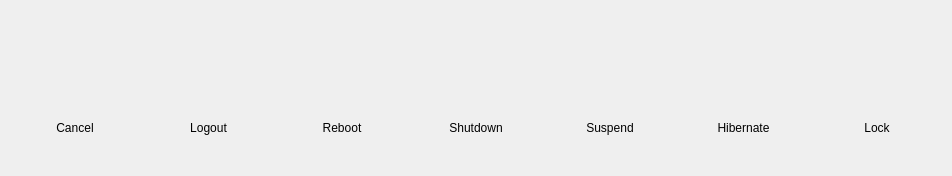
alkostuchkov/ByeBye, file byebye.ui: the form before one commit.
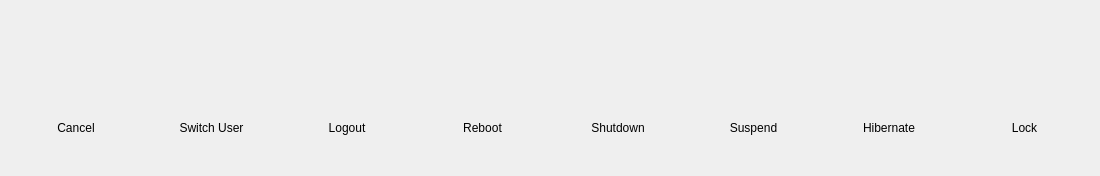
The form after the commit. Icons and pictures are not drawn.

Commit message: Added Switch User button.

```diff
--- a/byebye.ui
+++ b/byebye.ui
@@ -12,7 +12,7 @@
    <rect>
     <x>0</x>
     <y>0</y>
-    <width>952</width>
+    <width>1100</width>
     <height>176</height>
    </rect>
   </property>
@@ -24,13 +24,13 @@
   </property>
   <property name="minimumSize">
    <size>
-    <width>952</width>
+    <width>1100</width>
     <height>176</height>
    </size>
   </property>
   <property name="maximumSize">
    <size>
-    <width>952</width>
+    <width>1100</width>
     <height>176</height>
    </size>
   </property>
@@ -78,6 +78,39 @@
      </item>
     </layout>
    </item>
+   <item>
+    <layout class="QVBoxLayout" name="verticalLayout_9">
+     <item>
+      <widget class="QLabel" name="lblimg_switchuser">
+       <property name="cursor">
+        <cursorShape>PointingHandCursor</cursorShape>
+       </property>
+       <property name="toolTip">
+        <string>Switch User</string>
+       </property>
+       <property name="text">
+        <string/>
+       </property>
+       <property name="pixmap">
+        <pixmap resource="res.qrc">:/icons/switchuser.png</pixmap>
+       </property>
+      </widget>
+     </item>
+     <item>
+      <widget class="QLabel" name="lbl_switchuser">
+       <property name="text">
+        <string>Switch User</string>
+       </property>
+       <property name="textFormat">
+        <enum>Qt::AutoText</enum>
+       </property>
+       <property name="alignment">
+        <set>Qt::AlignCenter</set>
+       </property>
+      </widget>
+     </item>
+    </layout>
+   </item>
    <item>
     <layout class="QVBoxLayout" name="verticalLayout_2">
      <item>
```
The commit also changes 6 other files.
